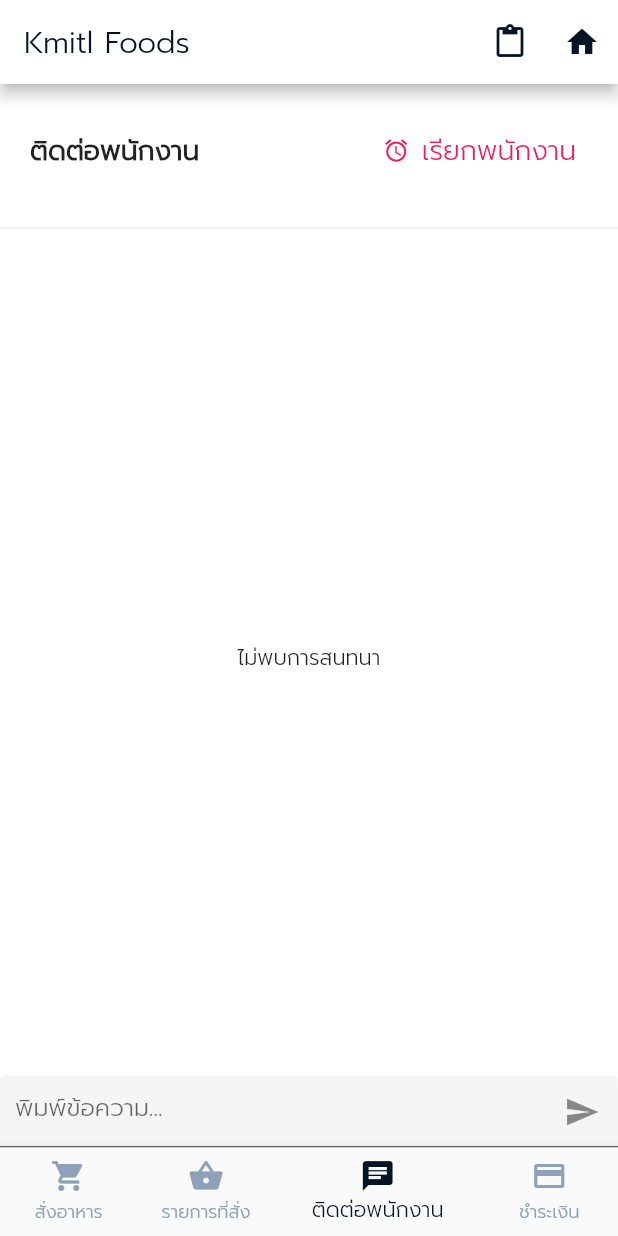
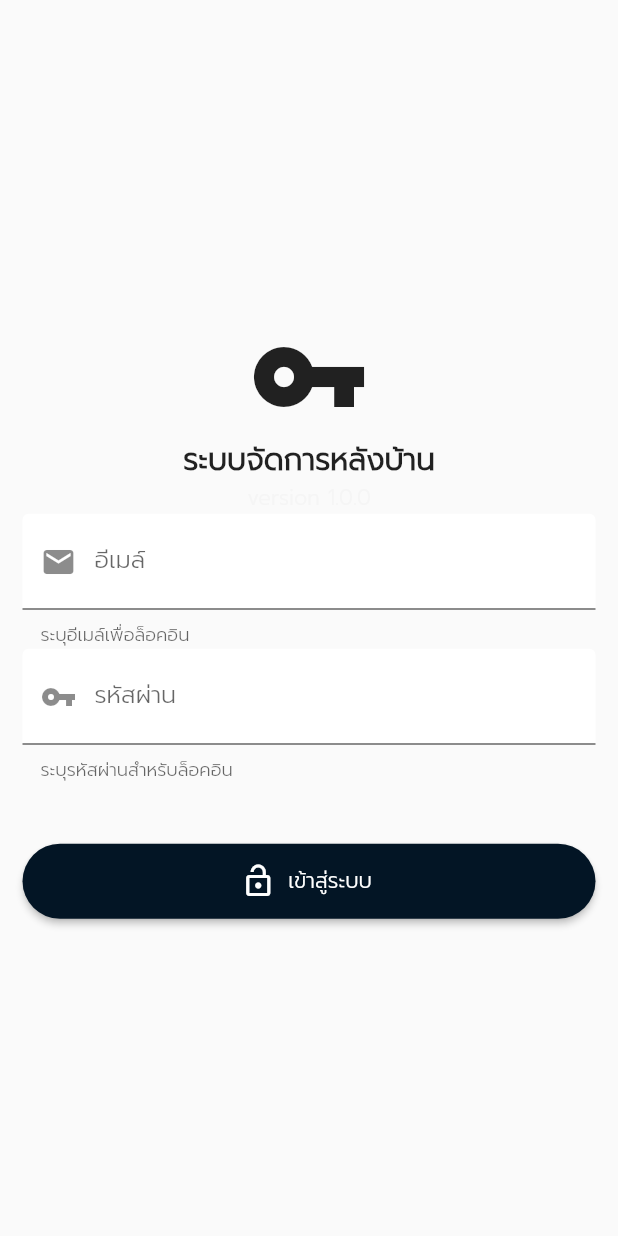
Before and after one commit to boatsuka/flutter_restaurant, a Flutter app: the screen it shows after launch, item 3 of the bottom bar chosen, after a tap on the "home" icon, on a phone screen of 412 x 824 dp. Run offline on Flutter 3.47's test engine with Material 2 defaults, Android fonts, the phone set to English and light mode, and no system bars; our stand-ins replace cached_network_image, cloud_firestore, firebase_auth, responsive_grid, shared_preferences; accounts and stored records are empty.

Commit message:
build admin page and auth login

```diff
--- a/lib/chat.dart
+++ b/lib/chat.dart
@@ -1,5 +1,3 @@
-import 'dart:collection';
-
 import 'package:cloud_firestore/cloud_firestore.dart';
 import 'package:flutter/material.dart';
 import 'package:flutter_restaurant/helper.dart';
--- a/lib/home.dart
+++ b/lib/home.dart
@@ -1,5 +1,6 @@
 import 'package:flutter/material.dart';
 import 'package:flutter_restaurant/helper.dart';
+import 'package:flutter_restaurant/login.dart';
 import 'package:flutter_restaurant/theme.dart';
 import 'package:flutter_restaurant/chat.dart';
 import 'package:flutter_restaurant/order.dart';
@@ -64,7 +65,10 @@ class _HomePageState extends State<HomePage> {
               Icons.home,
               color: ThemeColors.kPrimaryColor,
             ),
-            onPressed: () {},
+            onPressed: () {
+              Navigator.of(context)
+                  .push(MaterialPageRoute(builder: (context) => LoginPage()));
+            },
           ),
         ],
         backgroundColor: Colors.white,
--- /dev/null
+++ b/lib/login.dart
@@ -0,0 +1,156 @@
+import 'package:firebase_auth/firebase_auth.dart';
+import 'package:flutter/material.dart';
+import 'package:flutter_restaurant/admin/home.dart';
+import 'package:flutter_restaurant/theme.dart';
+
+class LoginPage extends StatefulWidget {
+  @override
+  _LoginPageState createState() => _LoginPageState();
+}
+
+class _LoginPageState extends State<LoginPage> {
+  bool isError = false;
+
+  final _formKey = GlobalKey<FormState>();
+
+  final FirebaseAuth _auth = FirebaseAuth.instance;
+
+  TextEditingController ctrlEmail = TextEditingController();
+  TextEditingController ctrlPassword = TextEditingController();
+
+  Future signIn() async {
+    String email = ctrlEmail.text;
+    String password = ctrlPassword.text;
+
+    try {
+      UserCredential authResult = await _auth.signInWithEmailAndPassword(
+          email: email, password: password);
+
+      if (authResult == null) {
+        setState(() {
+          isError = true;
+        });
+      } else {
+        setState(() {
+          isError = false;
+        });
+        Navigator.of(context).pushReplacement(
+            MaterialPageRoute(builder: (context) => AdminHomePage()));
+      }
+    } catch (error) {
+      setState(() {
+        isError = true;
+      });
+      print(error);
+    }
+  }
+
+  @override
+  Widget build(BuildContext context) {
+    return Scaffold(
+      body: Form(
+          key: _formKey,
+          child: Center(
+            child: SingleChildScrollView(
+              child: Padding(
+                padding: const EdgeInsets.all(15),
+                child: Column(
+                  mainAxisAlignment: MainAxisAlignment.center,
+                  children: [
+                    Icon(
+                      Icons.vpn_key,
+                      size: 80,
+                    ),
+                    Text(
+                      'ระบบจัดการหลังบ้าน',
+                      style: TextStyle(
+                        fontSize: 20,
+                        fontWeight: FontWeight.bold,
+                      ),
+                    ),
+                    Text(
+                      'version 1.0.0',
+                      style: TextStyle(
+                        color: Colors.grey[100],
+                      ),
+                    ),
+                    TextFormField(
+                      controller: ctrlEmail,
+                      decoration: InputDecoration(
+                        fillColor: Colors.white,
+                        filled: true,
+                        labelText: 'อีเมล์',
+                        helperText: 'ระบุอีเมล์เพื่อล็อคอิน',
+                        prefixIcon: Icon(Icons.email),
+                      ),
+                      validator: (value) {
+                        if (value.isEmpty) {
+                          return 'ระบุอีเมล์';
+                        }
+
+                        return null;
+                      },
+                    ),
+                    TextFormField(
+                      controller: ctrlPassword,
+                      obscureText: true,
+                      decoration: InputDecoration(
+                        fillColor: Colors.white,
+                        filled: true,
+                        labelText: 'รหัสผ่าน',
+                        helperText: 'ระบุรหัสผ่านสำหรับล็อคอิน',
+                        prefixIcon: Icon(Icons.vpn_key),
+                      ),
+                      validator: (value) {
+                        if (value.isEmpty) {
+                          return 'ระบุรหัสผ่าน';
+                        }
+
+                        return null;
+                      },
+                    ),
+                    SizedBox(
+                      height: 20,
+                    ),
+                    isError
+                        ? Padding(
+                            padding: const EdgeInsets.all(8.0),
+                            child: Text(
+                              'ชื่อผู้ใช้งานหรือรหัสผ่านไม่ถูกต้อง',
+                              style: TextStyle(color: Colors.red),
+                            ),
+                          )
+                        : Container(),
+                    Row(
+                      children: [
+                        Expanded(
+                          child: Padding(
+                            padding: const EdgeInsets.only(top: 20),
+                            child: ElevatedButton.icon(
+                              icon: Icon(Icons.lock_open),
+                              label: Text('เข้าสู่ระบบ'),
+                              style: ElevatedButton.styleFrom(
+                                minimumSize: Size(50, 50),
+                                primary: ThemeColors.kPrimaryColor,
+                                shape: RoundedRectangleBorder(
+                                  borderRadius: BorderRadius.circular(40),
+                                ),
+                              ),
+                              onPressed: () {
+                                if (_formKey.currentState.validate()) {
+                                  signIn();
+                                }
+                              },
+                            ),
+                          ),
+                        ),
+                      ],
+                    )
+                  ],
+                ),
+              ),
+            ),
+          )),
+    );
+  }
+}
--- a/pubspec.yaml
+++ b/pubspec.yaml
@@ -30,6 +30,7 @@ dependencies:
   intl: ^0.17.0
   cupertino_icons: ^1.0.2
   firebase_core: ^1.6.0
+  firebase_auth: ^3.1.1
   cloud_firestore: ^2.5.1
   responsive_grid: ^2.0.0
   shared_preferences: ^2.0.7
```
Also changed, not shown: lib/admin/call.dart (added, +17 -0 lines), lib/admin/chat.dart (added, +17 -0 lines), lib/admin/dashboard.dart (added, +17 -0 lines), lib/admin/home.dart (added, +134 -0 lines), lib/admin/order.dart (added, +17 -0 lines), lib/admin/table.dart (added, +186 -0 lines), pubspec.lock, 1 other file.
